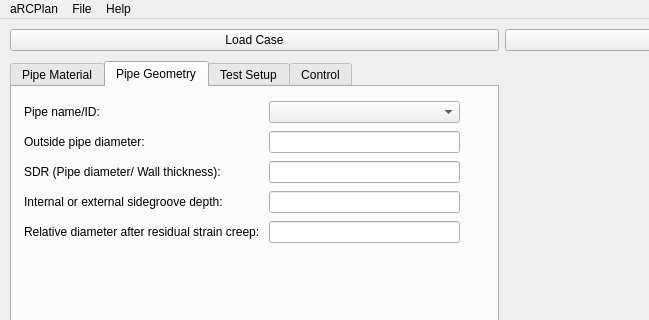
This is guimain.ui in FraserEdwards/aRCPlanQt as Qt 5 draws it before an edit; both pictures show x 0 to 649 and y 0 to 320 of the 1452 by 704 pixel window. The edited form follows.
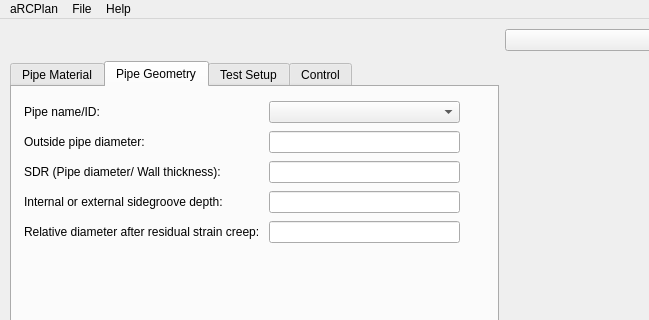
This is the edited form. Custom widgets are drawn as their Qt base class.

Commit message: Removed load and save buttons (replaced by toolbar)

```diff
--- a/guimain.ui
+++ b/guimain.ui
@@ -525,13 +525,6 @@
      <item row="5" column="1" colspan="2">
       <widget class="QTableWidget" name="Resultstable"/>
      </item>
-     <item row="2" column="0">
-      <widget class="QPushButton" name="Load">
-       <property name="text">
-        <string>Load Case</string>
-       </property>
-      </widget>
-     </item>
      <item row="2" column="1">
       <widget class="QPushButton" name="SaveCase">
        <property name="text">
```
The commit also changes 2 other files.
